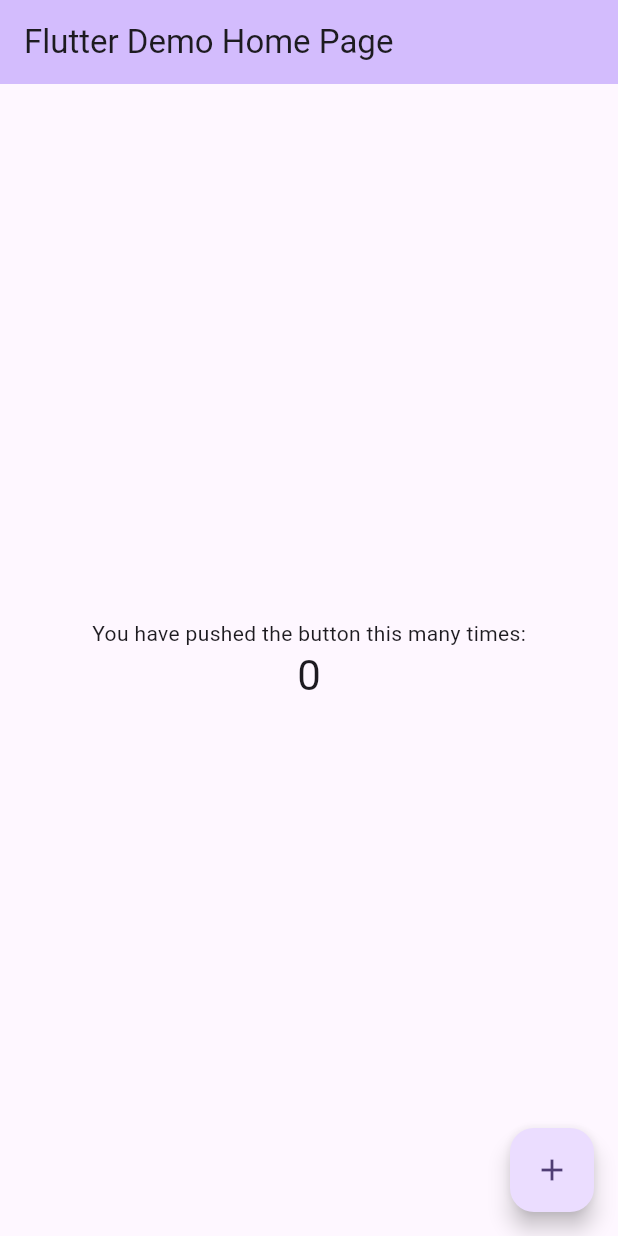
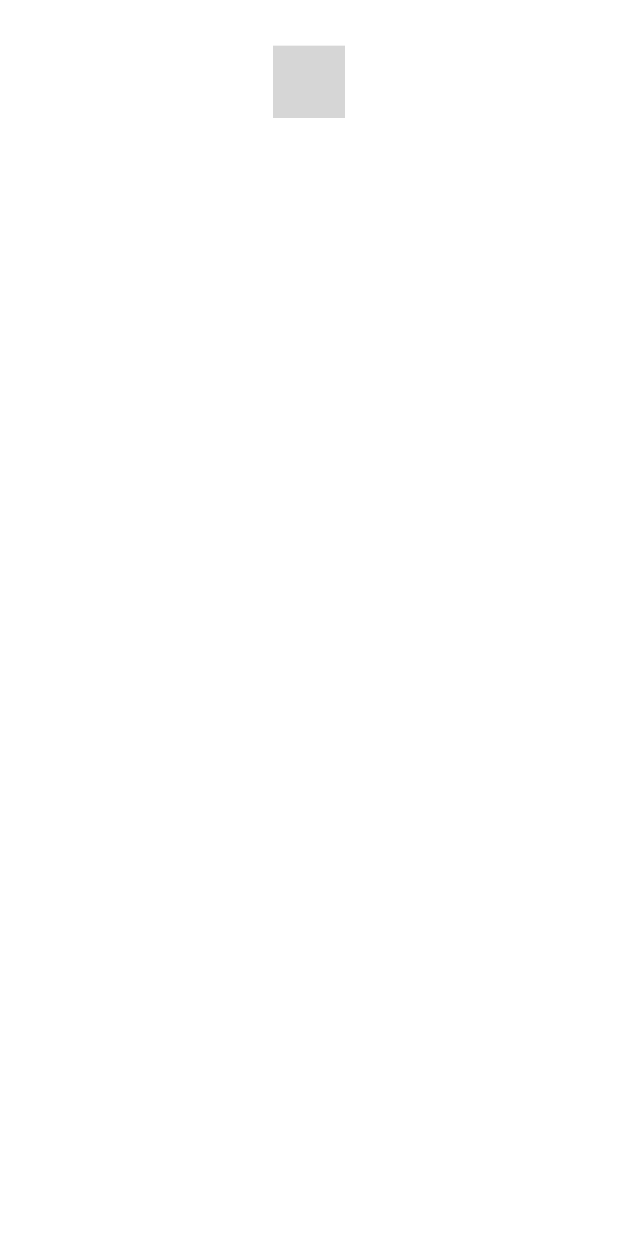
Before and after one commit to Zaidturman/flutter_traning, a Flutter app: the screen it shows after launch, on a phone screen of 412 x 824 dp. Run offline on Flutter 3.47's test engine with Material 3 defaults, Android fonts, the phone set to English and light mode, and no system bars; our stand-ins replace flutter_screenutil, flutter_svg; grey boxes are pictures that could not be loaded.

Commit message:
bordaring page

```diff
--- /dev/null
+++ b/lib/core/helpers/extensions.dart
@@ -0,0 +1,21 @@
+
+
+import 'package:flutter/material.dart';
+
+extension Navigaton on BuildContext{
+  Future<dynamic> pushNamed(String routeName , {Object? arguments}){
+    return Navigator.of(this).pushNamed(routeName , arguments: arguments);
+  }
+
+  Future<dynamic> pushReplacementNamed(String routeName, {Object? arguments}) {
+    return Navigator.of(this).pushReplacementNamed(routeName, arguments: arguments);
+  }
+
+    Future<dynamic> pushNamedAndRemoveUntil(String routeName, {Object? arguments , required RoutePredicate predicate}) {
+    return Navigator.of(this)
+        .pushNamedAndRemoveUntil(routeName,predicate, arguments: arguments);
+  }
+
+  void pop()=> Navigator.of(this).pop();
+
+}
--- /dev/null
+++ b/lib/core/routing/app_router.dart
@@ -0,0 +1,27 @@
+import 'package:flutter/material.dart';
+import 'package:traning_project/core/routing/routes.dart';
+import 'package:traning_project/features/home/ui/widget/login_screen.dart';
+import 'package:traning_project/features/onboarding/onboarding_screen.dart';
+
+class AppRouter {
+  Route generateRoute(RouteSettings settings){
+    switch(settings.name){
+      case Routes.onBoardingScreen:
+        return MaterialPageRoute(
+          builder: (_)=> const OnboardingScreen(),
+        );
+      case Routes.loginScreen:
+        return MaterialPageRoute(
+          builder: (_)=> const LoginScreen(),
+        );
+      default:
+        return MaterialPageRoute(
+          builder: (_)=> Scaffold(
+            body: Center(
+              child: Text("No route defukt for ${settings.name}"),
+          ),
+        )
+      );
+    }
+  }
+}
--- /dev/null
+++ b/lib/core/routing/routes.dart
@@ -0,0 +1,6 @@
+class Routes {
+  static const String onBoardingScreen = '/onBoardingScreen';
+  static const String loginScreen  = '/loginScreen';
+
+
+}
--- /dev/null
+++ b/lib/core/theming/colors.dart
@@ -0,0 +1,8 @@
+import 'package:flutter/material.dart';
+
+
+class ColorsManager {
+    static const Color mainblue = Color(0xFF247CFF);
+    static const Color gray = Color(0xFF757575);
+
+}
--- /dev/null
+++ b/lib/doc_app.dart
@@ -0,0 +1,28 @@
+import 'package:flutter/material.dart';
+import 'package:flutter_screenutil/flutter_screenutil.dart';
+import 'package:traning_project/core/routing/app_router.dart';
+import 'package:traning_project/core/routing/routes.dart';
+import 'package:traning_project/core/theming/colors.dart';
+
+class DocApp extends StatelessWidget {
+  final AppRouter appRouter;
+  const DocApp({super.key , required this.appRouter});
+
+  @override
+  Widget build(BuildContext context) {
+    return ScreenUtilInit(
+      designSize: Size(375, 812),
+      minTextAdapt: true,
+      child: MaterialApp(
+        title: 'Doc App',
+        theme: ThemeData(
+          primaryColor: ColorsManager.mainblue,
+          scaffoldBackgroundColor: Colors.white,
+        ),
+        debugShowCheckedModeBanner: false,
+        initialRoute: Routes.onBoardingScreen,
+        onGenerateRoute: appRouter.generateRoute,
+      ),
+    );
+  }
+}
--- /dev/null
+++ b/lib/features/home/ui/widget/login_screen.dart
@@ -0,0 +1,14 @@
+import 'package:flutter/material.dart';
+
+class LoginScreen extends StatelessWidget {
+  const LoginScreen({super.key});
+
+  @override
+  Widget build(BuildContext context) {
+    return Scaffold(
+      body: Center(
+        child: Text("Login Screen"),
+      ),
+    );
+  }
+}
--- /dev/null
+++ b/lib/features/onboarding/onboarding_screen.dart
@@ -0,0 +1,28 @@
+import 'package:flutter/material.dart';
+import 'package:flutter_screenutil/flutter_screenutil.dart';
+import 'package:traning_project/features/onboarding/widgets/doc_logo_and_name.dart';
+
+class OnboardingScreen extends StatelessWidget {
+  const OnboardingScreen({super.key});
+
+  @override
+  Widget build(BuildContext context) {
+    return  Scaffold(
+      body: SafeArea(
+        child: SingleChildScrollView(
+          child: Padding(
+            padding: EdgeInsets.only(
+              top: 30.h,
+              bottom: 30.h,
+            ),
+            child: Column(
+              children: [
+                DocLogoAndName()
+              ],
+            ),
+          ),
+        ),
+      ),
+    );
+  }
+}
--- /dev/null
+++ b/lib/features/onboarding/widgets/doc_logo_and_name.dart
@@ -0,0 +1,16 @@
+import 'package:flutter/material.dart';
+import 'package:flutter_svg/flutter_svg.dart';
+
+class DocLogoAndName extends StatelessWidget {
+  const DocLogoAndName({super.key});
+
+  @override
+  Widget build(BuildContext context) {
+    return Row(
+        mainAxisAlignment: MainAxisAlignment.center,
+        children: [
+          SvgPicture.asset('assetName')
+        ],
+    );
+  }
+}
--- a/lib/main.dart
+++ b/lib/main.dart
@@ -1,126 +1,9 @@
 import 'package:flutter/material.dart';
+import 'package:traning_project/core/routing/app_router.dart';
+import 'package:traning_project/doc_app.dart';
 
 void main() {
-  runApp(const MyApp());
+  runApp( DocApp(
+    appRouter: AppRouter(),
+  ));
 }
-
-class MyApp extends StatelessWidget {
-  const MyApp({super.key});
-
-  // This widget is the root of your application.
-  @override
-  Widget build(BuildContext context) {
-    return MaterialApp(
-      debugShowCheckedModeBanner: false,
-      title: 'Flutter Demo',
-      theme: ThemeData(
-        // This is the theme of your application.
-        //
-        // TRY THIS: Try running your application with "flutter run". You'll see
-        // the application has a purple toolbar. Then, without quitting the app,
-        // try changing the seedColor in the colorScheme below to Colors.green
-        // and then invoke "hot reload" (save your changes or press the "hot
-        // reload" button in a Flutter-supported IDE, or press "r" if you used
-        // the command line to start the app).
-        //
-        // Notice that the counter didn't reset back to zero; the application
-        // state is not lost during the reload. To reset the state, use hot
-        // restart instead.
-        //
-        // This works for code too, not just values: Most code changes can be
-        // tested with just a hot reload.
-        colorScheme: ColorScheme.fromSeed(seedColor: Colors.deepPurple),
-        useMaterial3: true,
-      ),
-      home: const MyHomePage(title: 'Flutter Demo Home Page'),
-    );
-  }
-}
-
-class MyHomePage extends StatefulWidget {
-  const MyHomePage({super.key, required this.title});
-
-  // This widget is the home page of your application. It is stateful, meaning
-  // that it has a State object (defined below) that contains fields that affect
-  // how it looks.
-
-  // This class is the configuration for the state. It holds the values (in this
-  // case the title) provided by the parent (in this case the App widget) and
-  // used by the build method of the State. Fields in a Widget subclass are
-  // always marked "final".
-
-  final String title;
-
-  @override
-  State<MyHomePage> createState() => _MyHomePageState();
-}
-
-class _MyHomePageState extends State<MyHomePage> {
-  int _counter = 0;
-
-  void _incrementCounter() {
-    setState(() {
-      // This call to setState tells the Flutter framework that something has
-      // changed in this State, which causes it to rerun the build method below
-      // so that the display can reflect the updated values. If we changed
-      // _counter without calling setState(), then the build method would not be
-      // called again, and so nothing would appear to happen.
-      _counter++;
-    });
-  }
-
-  @override
-  Widget build(BuildContext context) {
-    // This method is rerun every time setState is called, for instance as done
-    // by the _incrementCounter method above.
-    //
-    // The Flutter framework has been optimized to make rerunning build methods
-    // fast, so that you can just rebuild anything that needs updating rather
-    // than having to individually change instances of widgets.
-    return Scaffold(
-      appBar: AppBar(
-        // TRY THIS: Try changing the color here to a specific color (to
-        // Colors.amber, perhaps?) and trigger a hot reload to see the AppBar
-        // change color while the other colors stay the same.
-        backgroundColor: Theme.of(context).colorScheme.inversePrimary,
-        // Here we take the value from the MyHomePage object that was created by
-        // the App.build method, and use it to set our appbar title.
-        title: Text(widget.title),
-      ),
-      body: Center(
-        // Center is a layout widget. It takes a single child and positions it
-        // in the middle of the parent.
-        child: Column(
-          // Column is also a layout widget. It takes a list of children and
-          // arranges them vertically. By default, it sizes itself to fit its
-          // children horizontally, and tries to be as tall as its parent.
-          //
-          // Column has various properties to control how it sizes itself and
-          // how it positions its children. Here we use mainAxisAlignment to
-          // center the children vertically; the main axis here is the vertical
-          // axis because Columns are vertical (the cross axis would be
-          // horizontal).
-          //
-          // TRY THIS: Invoke "debug painting" (choose the "Toggle Debug Paint"
-          // action in the IDE, or press "p" in the console), to see the
-          // wireframe for each widget.
-          mainAxisAlignment: MainAxisAlignment.center,
-          children: <Widget>[
-            const Text(
-              'You have pushed the button this many times:',
-            ),
-            Text(
-              '$_counter',
-              style: Theme.of(context).textTheme.headlineMedium,
-            ),
-          ],
-        ),
-      ),
-      floatingActionButton: FloatingActionButton(
-        onPressed: _incrementCounter,
-        tooltip: 'Increment',
-        child: const Icon(Icons.add),
-      ), // This trailing comma makes auto-formatting nicer for build methods.
-    );
-  }
-}
--- a/pubspec.yaml
+++ b/pubspec.yaml
@@ -55,6 +55,12 @@ dependencies:
   intl: ^0.19.0
   # for splash screen
   flutter_native_splash: ^2.4.1
+  # An SVG rendering and widget library for Flutter, which allows painting
+  flutter_svg: ^2.0.10+1
+  # for addapting screen and font siza
+  flutter_screenutil: ^5.9.3
+
+
 
 
 
```
Also changed, not shown: pubspec.lock, 1 other file.
